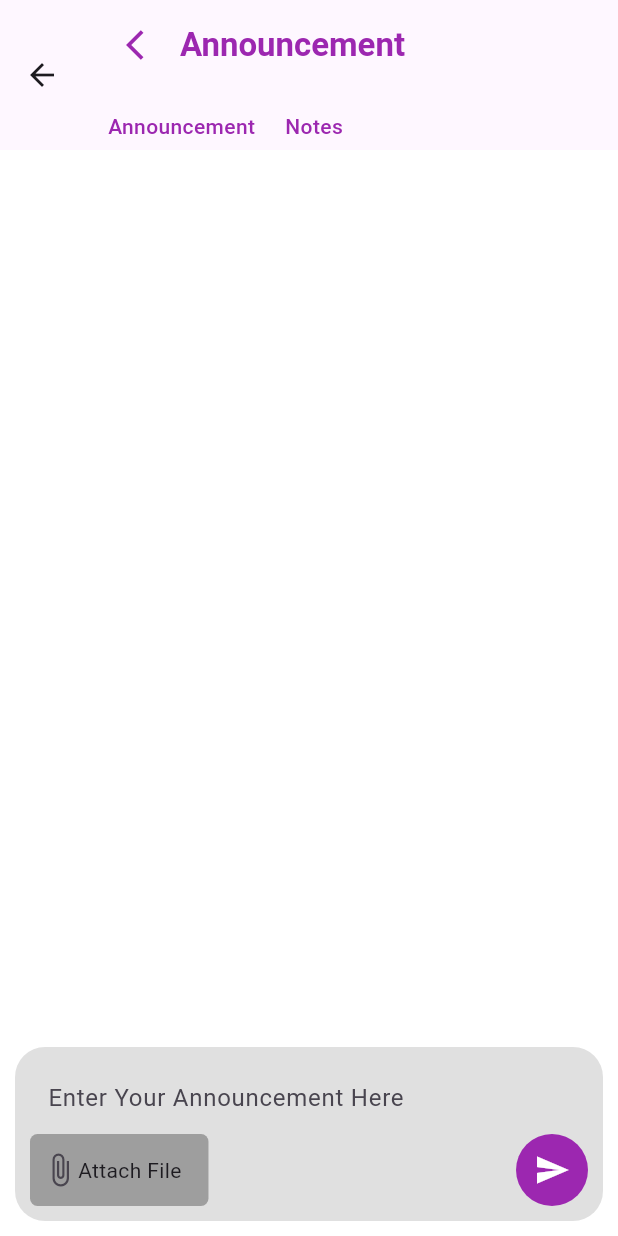
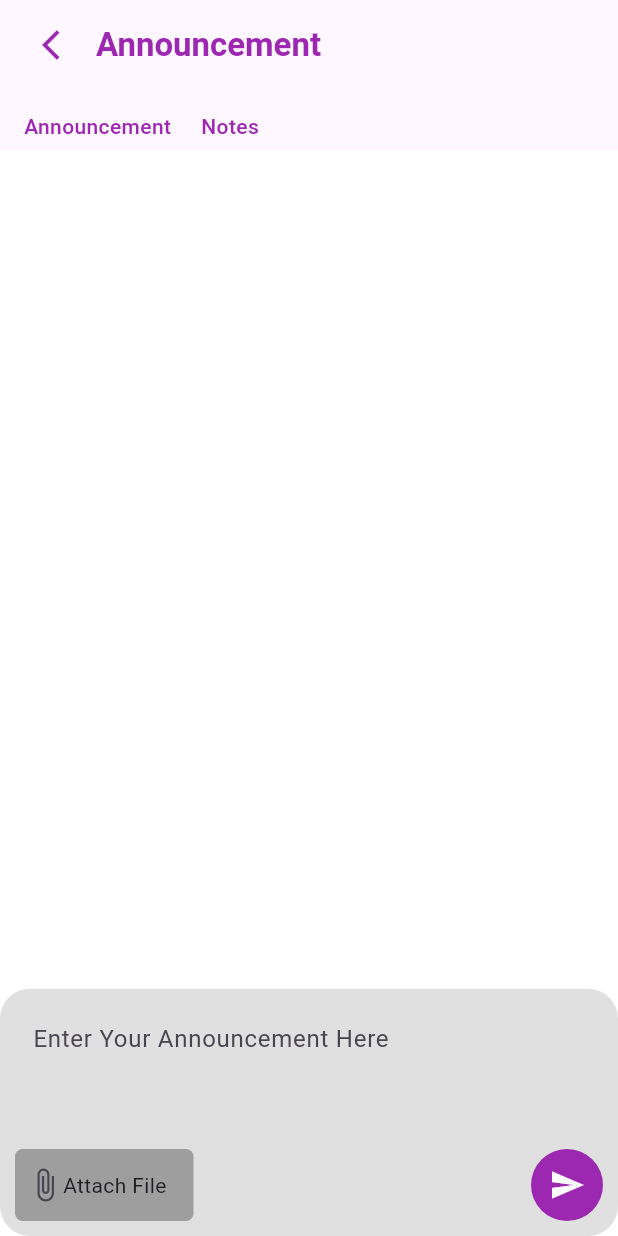
Before and after one commit to rithik20/test_work, a Flutter app: the AnnouncementMessageSendScreen screen opened directly, on a phone screen of 412 x 824 dp. Run offline on Flutter 3.47's test engine with Material 2 defaults, Android fonts, the phone set to English and light mode, and no system bars; our stand-ins replace responsive_sizer.

```diff
--- a/lib/presentation_layer/announcement_send_page/announcement_send_screen.dart
+++ b/lib/presentation_layer/announcement_send_page/announcement_send_screen.dart
@@ -1,4 +1,4 @@
-import 'package:class_alert/presentation_layer/announcement_send_page/widgets/nnouncement_send_field.dart';
+import 'package:class_alert/presentation_layer/announcement_send_page/widgets/announcement_send_field.dart';
 import 'package:class_alert/presentation_layer/create_announcement_page/widgets/announcement_sessions.dart';
 import 'package:flutter/material.dart';
 
@@ -10,7 +10,7 @@ class AnnouncementMessageSendScreen extends StatelessWidget {
     return Scaffold(
       appBar: AppBar(
         toolbarHeight: 100.0,
-        leading: null,
+        automaticallyImplyLeading: false,
         title: Column(
           children: [
             Row(
@@ -47,13 +47,12 @@ class AnnouncementMessageSendScreen extends StatelessWidget {
           child: const Column(
             mainAxisAlignment: MainAxisAlignment.spaceBetween,
             children: [
-              Visibility(visible: false, child: Text("Null Text")),
-              Visibility(
-                  visible: true,
-                  child: SendAnnouncementToStudents()),
             ],
           )
       ),
+
+      floatingActionButton: const SendAnnouncementToStudents(),
+      floatingActionButtonLocation: FloatingActionButtonLocation.centerDocked,
     );
   }
 }
--- a/lib/presentation_layer/announcement_send_page/widgets/nnouncement_send_field.dart
+++ b/lib/presentation_layer/announcement_send_page/widgets/announcement_send_field.dart
@@ -7,19 +7,21 @@ class SendAnnouncementToStudents extends StatelessWidget {
   Widget build(BuildContext context) {
     return Container(
       padding: const EdgeInsets.all(10.0),
+      height: MediaQuery.of(context).size.height / 5,
       decoration: const BoxDecoration(
         color: Colors.black12,
         borderRadius: BorderRadius.all(Radius.circular(20.0))
       ),
       child: Column(
-        mainAxisAlignment: MainAxisAlignment.end,
         children: [
-          TextFormField(
-            maxLines: null,
-            decoration: const InputDecoration(
-              hintText: "Enter Your Announcement Here",
-              border: InputBorder.none,
-              contentPadding: EdgeInsets.only(left: 12.0, right: 12.0),
+          Expanded(
+            child: TextFormField(
+              maxLines: null,
+              decoration: const InputDecoration(
+                hintText: "Enter Your Announcement Here",
+                border: InputBorder.none,
+                contentPadding: EdgeInsets.only(left: 12.0, right: 12.0),
+              ),
             ),
           ),
           Row(
```
